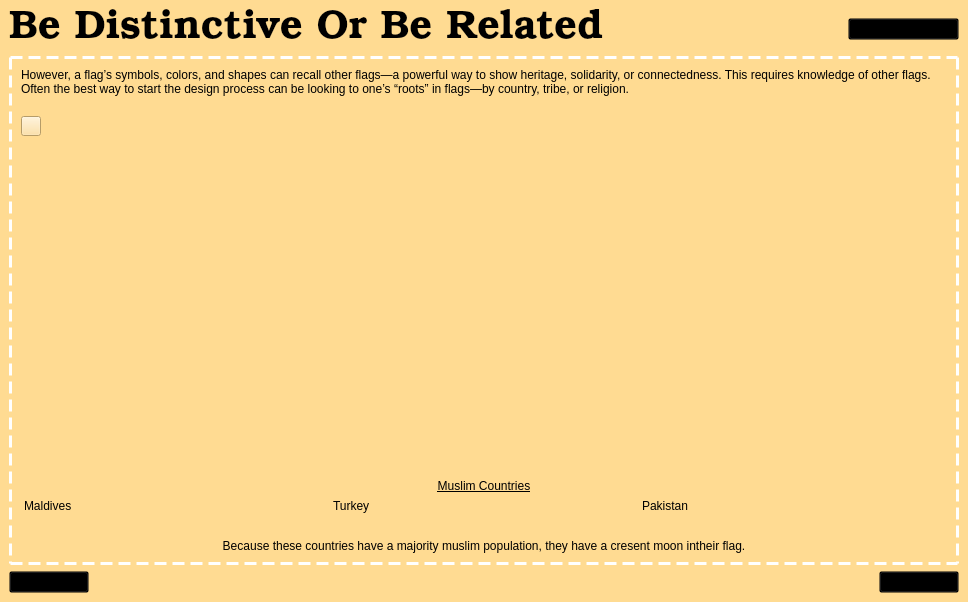
The window that bedistinctiveorrelatedlesson.ui (zxjorge/EDApp) describes before a commit, drawn with Qt 5.
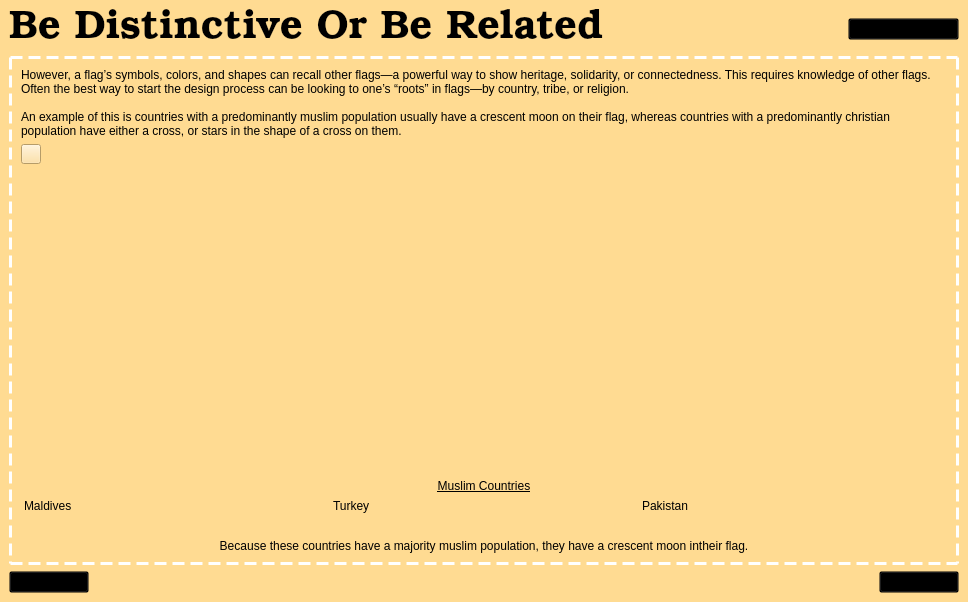
The same window after the commit. The open tabs and pages were chosen to show the change. Icons and pictures are not drawn.

What changed in the file:
```diff
--- a/bedistinctiveorrelatedlesson.ui
+++ b/bedistinctiveorrelatedlesson.ui
@@ -435,7 +435,8 @@
                </property>
                <property name="text">
                 <string>However, a flag’s symbols, colors, and shapes can recall other flags—a powerful way to show heritage, solidarity, or connectedness. This requires knowledge of other flags. Often the best way to start the design process can be looking to one’s “roots” in flags—by country, tribe, or religion. 
-</string>
+ 
+An example of this is countries with a predominantly muslim population usually have a crescent moon on their flag, whereas countries with a predominantly christian population have either a cross, or stars in the shape of a cross on them.</string>
                </property>
                <property name="alignment">
                 <set>Qt::AlignLeading|Qt::AlignLeft|Qt::AlignTop</set>
@@ -628,7 +629,7 @@
 color: rgb(0, 0, 0);</string>
              </property>
              <property name="text">
-              <string>Because these countries have a majority muslim population, they have a cresent moon intheir flag.</string>
+              <string>Because these countries have a majority muslim population, they have a crescent moon intheir flag.</string>
              </property>
              <property name="alignment">
               <set>Qt::AlignCenter</set>
```
Left out of the diff: 5 changed lines with no effect on the pictures.
